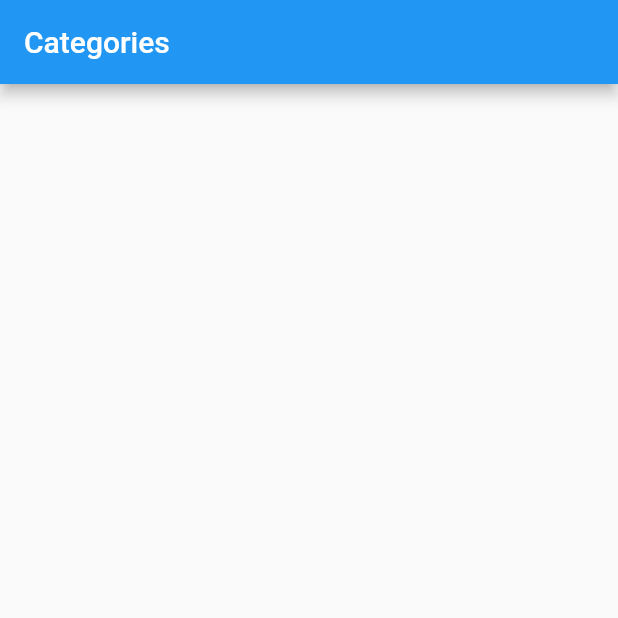
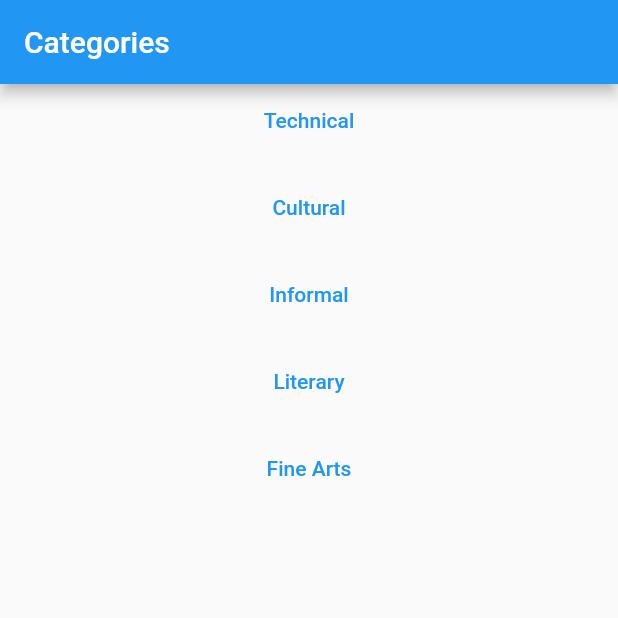
Before and after one commit to Youthopia-2022/Youthopia_Admin, a Flutter app: the screen it shows after launch, on a phone screen of 412 x 824 dp, the top half of it. Run offline on Flutter 3.47's test engine with Material 2 defaults, Android fonts, the phone set to English and light mode, and no system bars; our stand-ins replace sizer, supabase_flutter; accounts and stored records are empty; Roboto replaces fonts that are missing (IBM Plex).

Commit message:
Bohot kuch kiya

```diff
--- a/lib/main.dart
+++ b/lib/main.dart
@@ -4,6 +4,7 @@ import 'package:sizer/sizer.dart';
 //import 'package:youthopia_2022_app/screens/loading_screen.dart';
 import 'package:supabase_flutter/supabase_flutter.dart';
 import 'package:youthopia_admin/screens/category_screen.dart';
+import 'package:youthopia_admin/services/supabase.dart';
 
 Future<void> main() async {
   WidgetsFlutterBinding.ensureInitialized();
@@ -12,7 +13,10 @@ Future<void> main() async {
       url: 'https://bwqibqbxbirzbyjqovco.supabase.co',
       anonKey: 'eyJhbGciOiJIUzI1NiIsInR5cCI6IkpXVCJ9.eyJpc3MiOiJzdXBhYmFzZSIsInJlZiI6ImJ3cWlicWJ4YmlyemJ5anFvdmNvIiwicm9sZSI6ImFub24iLCJpYXQiOjE2NjU2NDMxNTcsImV4cCI6MTk4MTIxOTE1N30.7TLUvzsw1-YI-G02oDJbsHHH7U5d1RS25-b-mLiXL6M');
 
-  //await supa.getAboutDetails();
+  Supa supa = Supa();
+  debugPrint("getting");
+  await supa.getEventData();
+  debugPrint("completed");
   runApp(
       //! Uncomment to enable Device Preview
 /*       DevicePreview(
--- a/lib/screens/category_screen.dart
+++ b/lib/screens/category_screen.dart
@@ -1,4 +1,7 @@
+import 'package:flutter/cupertino.dart';
 import 'package:flutter/material.dart';
+import 'package:youthopia_admin/screens/see_more_screen.dart';
+import 'package:youthopia_admin/services/events.dart';
 
 class CategoryScreen extends StatefulWidget {
   const CategoryScreen({Key? key}) : super(key: key);
@@ -14,6 +17,64 @@ class _CategoryScreenState extends State<CategoryScreen> {
       appBar: AppBar(
         title: const Text("Categories"),
       ),
+      body: Center(
+        child: Column(
+          children: [
+            TextButton(
+                onPressed: () {
+                  Navigator.push(
+                      context,
+                      CupertinoPageRoute(
+                          builder: (context) =>
+                              SeeMoreScreen(Event.techEvents!)));
+                },
+                child: Text('Technical')),
+            const SizedBox(
+              height: 10,
+            ),
+            TextButton(onPressed: () {
+              Navigator.push(
+                  context,
+                  CupertinoPageRoute(
+                      builder: (context) =>
+                          SeeMoreScreen(Event.culturalEvents!)));
+            }, child: Text('Cultural')),
+            const SizedBox(
+              height: 10,
+            ),
+            TextButton(onPressed: () {
+              Navigator.push(
+                  context,
+                  CupertinoPageRoute(
+                      builder: (context) =>
+                          SeeMoreScreen(Event.informalEvents!)));
+            }, child: Text('Informal')),
+            const SizedBox(
+              height: 10,
+            ),
+            TextButton(onPressed: () {
+              Navigator.push(
+                  context,
+                  CupertinoPageRoute(
+                      builder: (context) =>
+                          SeeMoreScreen(Event.debateEvents!)));
+            }, child: Text('Literary')),
+            const SizedBox(
+              height: 10,
+            ),
+            TextButton(onPressed: () {
+              Navigator.push(
+                  context,
+                  CupertinoPageRoute(
+                      builder: (context) =>
+                          SeeMoreScreen(Event.artsEvents!)));
+            }, child: Text('Fine Arts')),
+            const SizedBox(
+              height: 10,
+            ),
+          ],
+        ),
+      ),
     );
   }
 }
--- /dev/null
+++ b/lib/services/events.dart
@@ -0,0 +1,36 @@
+import 'package:flutter/material.dart';
+
+class Event {
+  final String eventId;
+  final String eventName;
+  final String eventVenue;
+  final TimeOfDay eventTime;
+  final DateTime eventDate;
+  final String eventFeesDIT;
+  final String eventFeesOutsider;
+  final String eventDescription;
+  final bool isTeamEvent;
+  final int eventMinMembers;
+  final int eventMaxMembers;
+  final String eventPosterUrl;
+
+  static List? techEvents;
+  static List? culturalEvents;
+  static List? informalEvents;
+  static List? debateEvents;
+  static List? artsEvents;
+
+  Event(
+      this.eventId,
+      this.eventName,
+      this.eventVenue,
+      this.eventTime,
+      this.eventDate,
+      this.eventFeesDIT,
+      this.eventFeesOutsider,
+      this.eventDescription,
+      this.isTeamEvent,
+      this.eventMinMembers,
+      this.eventMaxMembers,
+      this.eventPosterUrl);
+}
--- a/pubspec.yaml
+++ b/pubspec.yaml
@@ -33,6 +33,7 @@ dependencies:
   flutter:
     sdk: flutter
   flutter_dotenv: ^5.0.2
+  intl: ^0.17.0
   sizer: ^2.0.15
   supabase_flutter: ^1.1.0
 
```
Also changed, not shown: lib/screens/home_screen.dart (added, +17 -0 lines), lib/screens/see_more_screen.dart (added, +150 -0 lines), lib/services/supabase.dart (+70 -0 lines), pubspec.lock.
